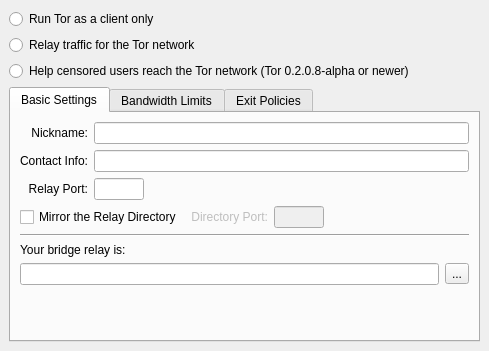
Before: the Qt Designer form src/gui/config/serverpage.ui in a-ilin/vidalia, drawn with Qt 5.
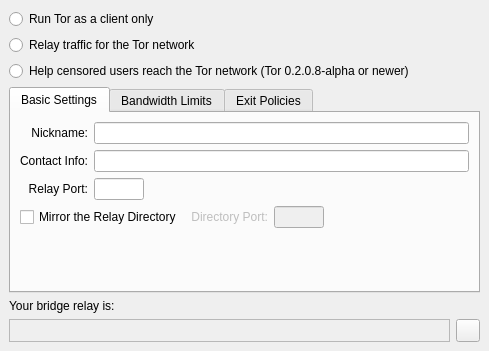
After: the same form once the commit is applied. Icons and pictures are not drawn.

Commit message:
r2220@lysithea:  edmanm | 2007-10-24 01:22:36 -0400  A slightly different layout for telling users their bridge's identity.  (This feature is not implemented yet.)
svn:r2081

Patch:
```diff
--- a/src/gui/config/serverpage.ui
+++ b/src/gui/config/serverpage.ui
@@ -60,6 +60,14 @@
       </property>
       <item>
        <widget class="QTabWidget" name="tabsMenu" >
+        <property name="sizePolicy" >
+         <sizepolicy>
+          <hsizetype>7</hsizetype>
+          <vsizetype>7</vsizetype>
+          <horstretch>0</horstretch>
+          <verstretch>0</verstretch>
+         </sizepolicy>
+        </property>
         <property name="currentIndex" >
          <number>0</number>
         </property>
@@ -239,13 +247,6 @@
             </property>
            </spacer>
           </item>
-          <item row="5" column="0" colspan="4" >
-           <widget class="QLabel" name="lblBridgeIdentity" >
-            <property name="text" >
-             <string>Your bridge relay is:</string>
-            </property>
-           </widget>
-          </item>
           <item row="3" column="5" colspan="2" >
            <spacer>
             <property name="orientation" >
@@ -327,43 +328,6 @@
             </property>
            </widget>
           </item>
-          <item row="4" column="0" colspan="8" >
-           <widget class="Line" name="lineBridgeSeparator" >
-            <property name="orientation" >
-             <enum>Qt::Horizontal</enum>
-            </property>
-           </widget>
-          </item>
-          <item row="6" column="0" colspan="8" >
-           <layout class="QHBoxLayout" >
-            <property name="margin" >
-             <number>0</number>
-            </property>
-            <property name="spacing" >
-             <number>6</number>
-            </property>
-            <item>
-             <widget class="QLineEdit" name="lineBridgeIdentity" >
-              <property name="text" >
-               <string/>
-              </property>
-              <property name="readOnly" >
-               <bool>true</bool>
-              </property>
-             </widget>
-            </item>
-            <item>
-             <widget class="QToolButton" name="btnCopyBridgeIdentity" >
-              <property name="text" >
-               <string>...</string>
-              </property>
-              <property name="icon" >
-               <iconset resource="../res/vidalia_common.qrc" >:/images/22x22/edit-copy.png</iconset>
-              </property>
-             </widget>
-            </item>
-           </layout>
-          </item>
          </layout>
         </widget>
         <widget class="QWidget" name="BandwidthLimits" >
@@ -998,6 +962,67 @@
      </layout>
     </widget>
    </item>
+   <item>
+    <widget class="QLabel" name="lblYourBridgeRelayIs" >
+     <property name="cursor" >
+      <cursor>0</cursor>
+     </property>
+     <property name="frameShape" >
+      <enum>QFrame::NoFrame</enum>
+     </property>
+     <property name="text" >
+      <string>Your bridge relay is:</string>
+     </property>
+     <property name="textInteractionFlags" >
+      <enum>Qt::TextSelectableByMouse</enum>
+     </property>
+    </widget>
+   </item>
+   <item>
+    <layout class="QHBoxLayout" >
+     <property name="margin" >
+      <number>0</number>
+     </property>
+     <property name="spacing" >
+      <number>6</number>
+     </property>
+     <item>
+      <widget class="QLabel" name="lblBridgeIdentity" >
+       <property name="cursor" >
+        <cursor>4</cursor>
+       </property>
+       <property name="toolTip" >
+        <string>This is the identity of your bridge relay that you can give to other people</string>
+       </property>
+       <property name="frameShape" >
+        <enum>QFrame::StyledPanel</enum>
+       </property>
+       <property name="frameShadow" >
+        <enum>QFrame::Sunken</enum>
+       </property>
+       <property name="text" >
+        <string/>
+       </property>
+       <property name="textInteractionFlags" >
+        <enum>Qt::TextSelectableByMouse</enum>
+       </property>
+      </widget>
+     </item>
+     <item>
+      <widget class="QToolButton" name="btnCopyBridgeIdentity" >
+       <property name="toolTip" >
+        <string>Copy your bridge relay's identity to the clipboard</string>
+       </property>
+       <property name="text" >
+        <string/>
+       </property>
+       <property name="icon" >
+        <iconset resource="../res/vidalia_common.qrc" >:/images/22x22/edit-copy.png</iconset>
+       </property>
+      </widget>
+     </item>
+    </layout>
+   </item>
    <item>
     <spacer>
      <property name="orientation" >
```
